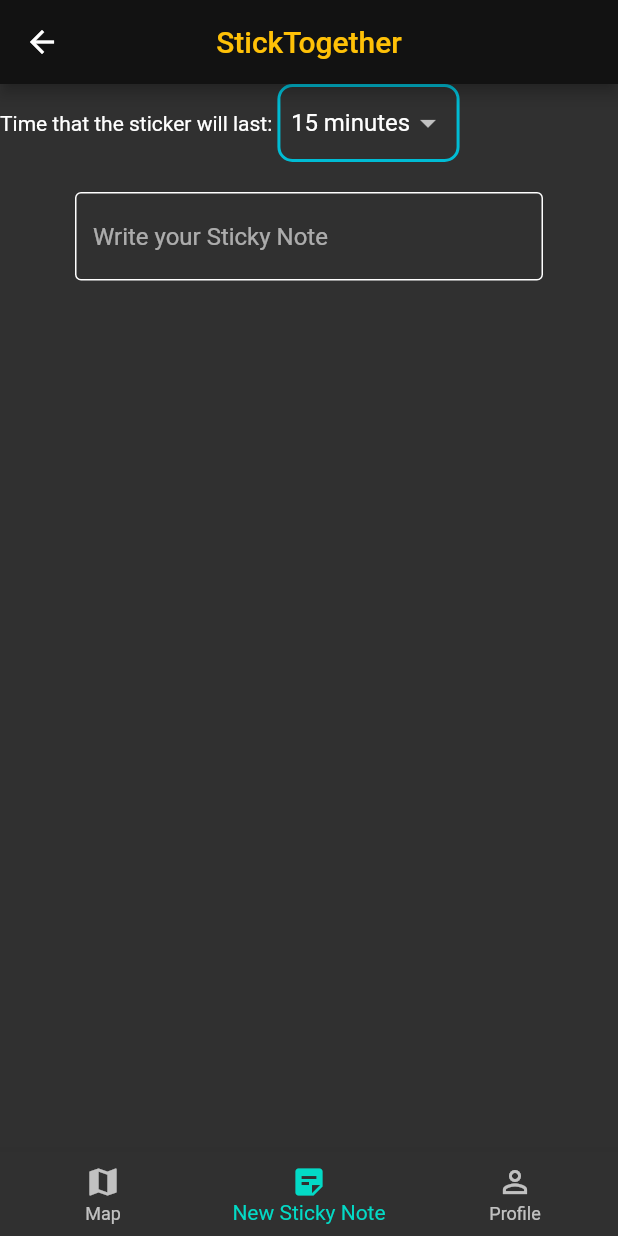
After one commit to SamuTheCoder/StickTogether, a Flutter app: the HomePage screen opened directly, item 2 of the bottom bar chosen, on a phone screen of 412 x 824 dp. The commit adds this screen. Run offline on Flutter 3.47's test engine with Material 2 defaults, Android fonts, the phone set to English and light mode, and no system bars; our stand-ins replace flutter_map, latlong2.

Commit message:
Starting of NewStickyPage

```diff
--- a/stick_together_app/lib/home_page.dart
+++ b/stick_together_app/lib/home_page.dart
@@ -1,6 +1,9 @@
 import 'package:flutter/material.dart';
 import 'package:flutter_map/flutter_map.dart';
 import 'package:latlong2/latlong.dart';
+import 'package:stick_together_app/map_page.dart';
+import 'package:stick_together_app/new_sticky_note.dart';
+import 'package:stick_together_app/profile.dart';
 
 class HomePage extends StatefulWidget {
   const HomePage({super.key});
@@ -11,6 +14,8 @@
 
 class _HomePageState extends State<HomePage> {
   int _currentIndex = 0;
+
+  final _pages = [MapPage(), NewStickyPage(), ProfilePage()];
   @override
   Widget build(BuildContext context) {
     return Scaffold(
@@ -21,31 +26,9 @@
               color: Colors.amber,
             )),
       ),
-      body: Center(
-        child: Container(
-          child: Column(
-            children: [
-              Flexible(
-                child: FlutterMap(
-                  options: MapOptions(
-                      center: LatLng(40.6412, -8.65362),
-                      zoom: 8.0,
-                      minZoom: 3.0,
-                      maxZoom: 18.0),
-                  children: [
-                    TileLayer(
-                      urlTemplate:
-                          'https://tile.openstreetmap.org/{z}/{x}/{y}.png',
-                      userAgentPackageName: 'dev.fleaflet.flutter_map.example',
-                    )
-                  ],
-                ),
-              ),
-            ],
-          ),
-        ),
-      ),
+      body: _pages[_currentIndex],
       bottomNavigationBar: BottomNavigationBar(
+        currentIndex: _currentIndex,
         items: const [
           BottomNavigationBarItem(icon: Icon(Icons.map), label: "Map"),
           BottomNavigationBarItem(
--- /dev/null
+++ b/stick_together_app/lib/new_sticky_note.dart
@@ -0,0 +1,62 @@
+import 'package:flutter/material.dart';
+import 'package:stick_together_app/components/textfield.dart';
+
+class NewStickyPage extends StatefulWidget {
+  const NewStickyPage({super.key});
+
+  @override
+  State<NewStickyPage> createState() => _NewStickyPageState();
+}
+
+class _NewStickyPageState extends State<NewStickyPage> {
+  final _descriptionController = TextEditingController();
+
+  final timeSpans = [
+    "15 minutes",
+    "30 minutes",
+    "1 hour",
+    "2 hours",
+    "4 hours"
+  ];
+
+  String? _currentTimeSpan = "15 minutes";
+
+  @override
+  Widget build(BuildContext context) {
+    return Container(
+      child: Column(
+        children: [
+          Row(children: [
+            Text("Time that the sticker will last: "),
+            Container(
+              padding: EdgeInsets.symmetric(horizontal: 7),
+              decoration: BoxDecoration(
+                  border: Border.all(color: Colors.cyan, width: 2),
+                  borderRadius: BorderRadius.circular(10)),
+              child: DropdownButtonHideUnderline(
+                child: DropdownButton<String>(
+                  value: _currentTimeSpan,
+                  items: timeSpans
+                      .map<DropdownMenuItem<String>>(buildMenuItem)
+                      .toList(),
+                  onChanged: (value) => setState(() {
+                    _currentTimeSpan = value;
+                  }),
+                ),
+              ),
+            ),
+          ]),
+          SizedBox(height: 20),
+          DefaultTextField(
+            controller: _descriptionController,
+            hintText: "Write your Sticky Note",
+            obscureText: false,
+          ),
+        ],
+      ),
+    );
+  }
+
+  DropdownMenuItem<String> buildMenuItem(String time) =>
+      DropdownMenuItem(value: time, child: Text(time));
+}
```
Also changed, not shown: stick_together_app/lib/login_page.dart (+4 -4 lines), stick_together_app/lib/map_page.dart (added, +37 -0 lines).
